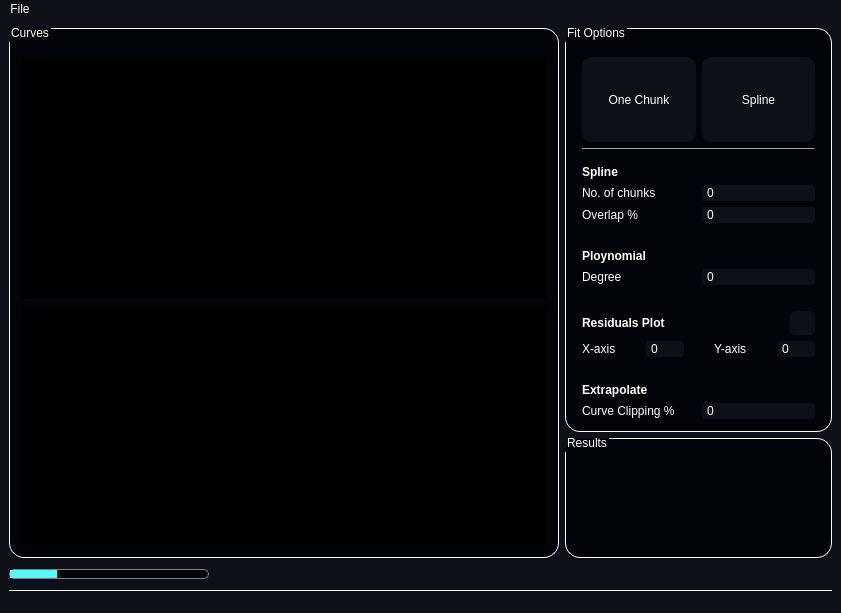
Abdullahsaeed10/Curve_Fitter, file resources/curvefittingwindow.ui: the form before one commit.
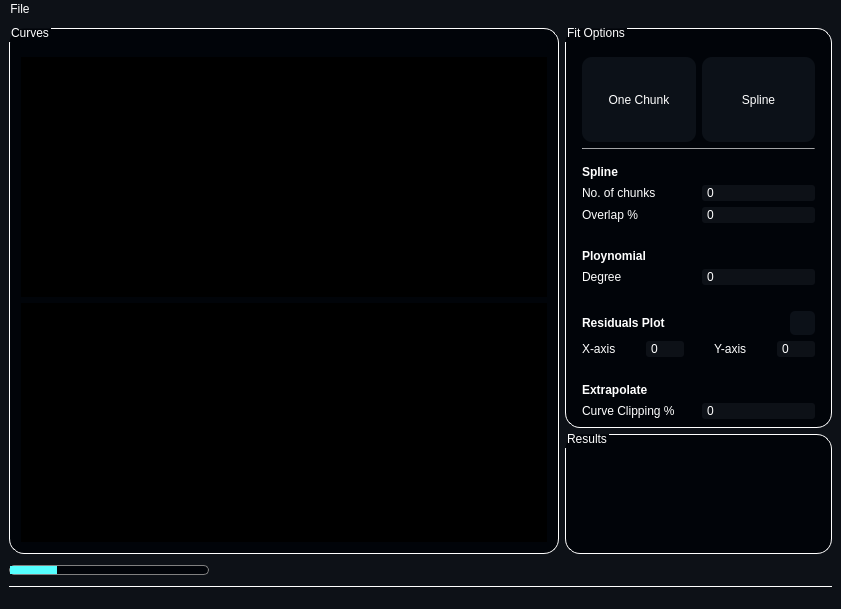
The form after the commit. Icons and pictures are not drawn. Custom widgets are drawn as their Qt base class.

Commit message: latex function

Diff of the .ui file:
```diff
--- a/resources/curvefittingwindow.ui
+++ b/resources/curvefittingwindow.ui
@@ -7,7 +7,7 @@
     <x>0</x>
     <y>0</y>
     <width>800</width>
-    <height>613</height>
+    <height>600</height>
    </rect>
   </property>
   <property name="windowTitle">
@@ -915,8 +915,26 @@
            <string>Results</string>
           </property>
           <layout class="QGridLayout" name="gridLayout_4">
+           <property name="topMargin">
+            <number>0</number>
+           </property>
+           <property name="bottomMargin">
+            <number>0</number>
+           </property>
            <item row="0" column="0">
-            <layout class="QVBoxLayout" name="latex_box"/>
+            <widget class="QWidget" name="" native="true">
+             <property name="styleSheet">
+              <string notr="true">background-color: transparent;</string>
+             </property>
+             <layout class="QVBoxLayout" name="latex_box">
+              <property name="topMargin">
+               <number>0</number>
+              </property>
+              <property name="bottomMargin">
+               <number>0</number>
+              </property>
+             </layout>
+            </widget>
            </item>
           </layout>
          </widget>
```
Left out of the diff: 2 changed lines with no effect on the pictures. The commit also changes 2 other files.
